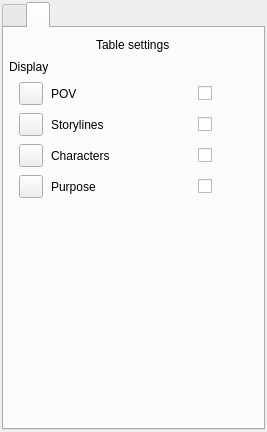
Above: ui/scenes_view_preferences_widget.ui from zkovari/plotlyst before the change. Below: the same form after it.
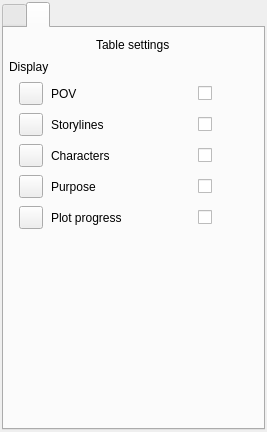
That is the form after the change. The open tabs and pages were chosen to show the change. Custom widgets are drawn as their Qt base class.

Commit message: table setting

Diff of the .ui file:
```diff
--- a/ui/scenes_view_preferences_widget.ui
+++ b/ui/scenes_view_preferences_widget.ui
@@ -600,6 +600,43 @@
          </item>
         </layout>
        </item>
+       <item>
+        <layout class="QHBoxLayout" name="horizontalLayout_17">
+         <property name="leftMargin">
+          <number>10</number>
+         </property>
+         <item>
+          <widget class="QToolButton" name="btnTablePlotProgress">
+           <property name="text">
+            <string/>
+           </property>
+           <property name="transparent" stdset="0">
+            <bool>true</bool>
+           </property>
+          </widget>
+         </item>
+         <item>
+          <widget class="QLabel" name="label_16">
+           <property name="text">
+            <string>Plot progress</string>
+           </property>
+          </widget>
+         </item>
+         <item alignment="Qt::AlignRight">
+          <widget class="Toggle" name="cbTablePlotProgress">
+           <property name="minimumSize">
+            <size>
+             <width>60</width>
+             <height>0</height>
+            </size>
+           </property>
+           <property name="text">
+            <string/>
+           </property>
+          </widget>
+         </item>
+        </layout>
+       </item>
        <item>
         <spacer name="verticalSpacer_2">
          <property name="orientation">
```
The commit also changes 4 other files.
